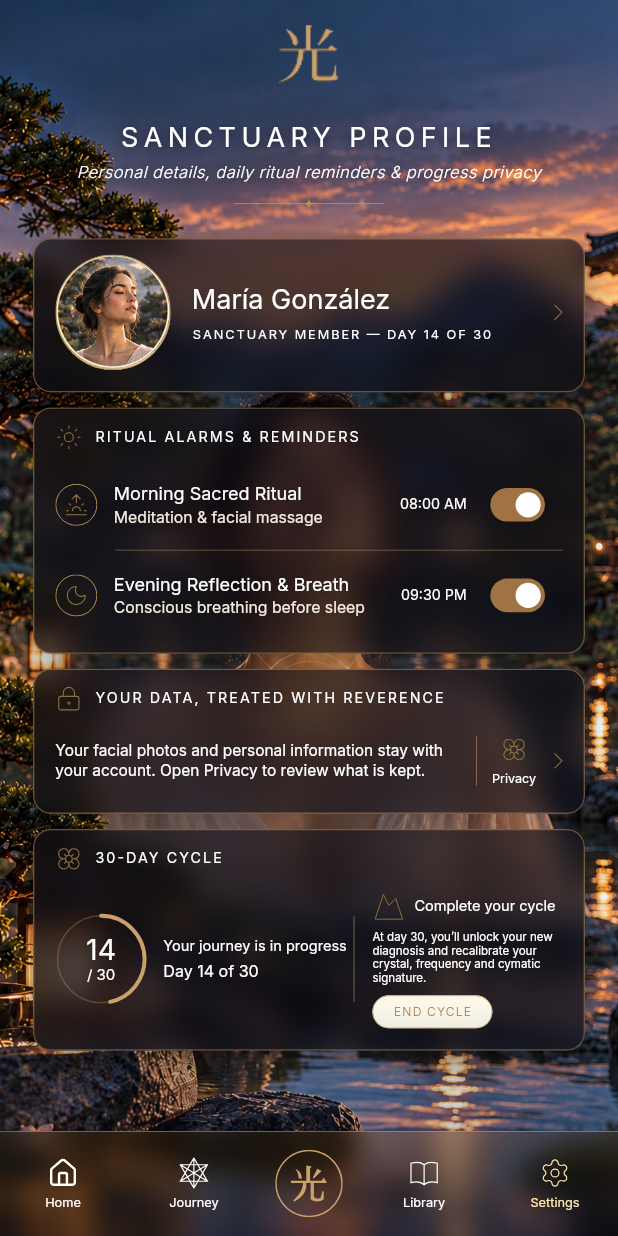
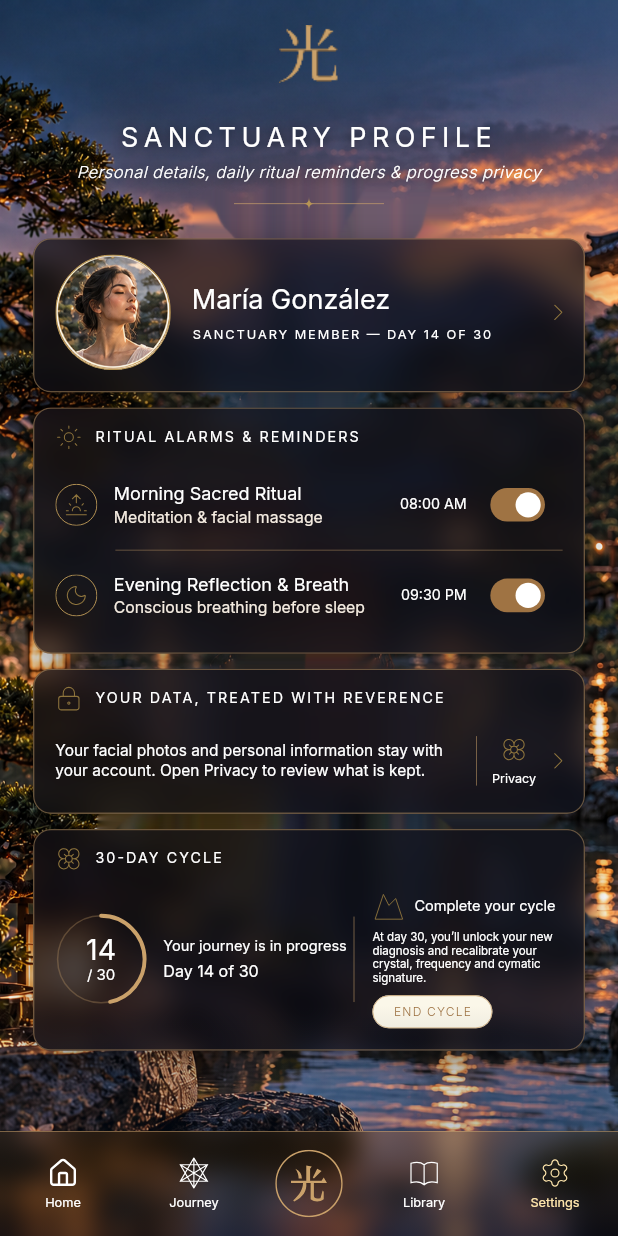
Before and after one commit to RanRodri/Hikaru, a Flutter app: the HikaruShell screen opened directly with empty values, item 5 of the bottom bar chosen, on a phone screen of 412 x 824 dp. Run offline on Flutter 3.47's test engine with Material 3 defaults, Android fonts, the phone set to English and light mode, and no system bars; our stand-ins replace audioplayers, flutter_riverpod, flutter_svg, go_router, riverpod_annotation, shared_preferences; accounts and stored records are empty; generated files the repository leaves out were written again; project files that could hold a hidden picture were left out.

```diff
--- a/lib/core/design_system/widgets/hikaru_shell.dart
+++ b/lib/core/design_system/widgets/hikaru_shell.dart
@@ -24,6 +24,9 @@ class HikaruShell extends StatelessWidget {
 
   /// Neutral landscape with no figure. Journal uses it.
   static const String journalLandscape = 'assets/images/sanctuary_hero.png';
+
+  /// Garden landscape with the figure removed. Settings uses it.
+  static const String profileLandscape = 'assets/images/profile_landscape.png';
   static const Map<HikaruDestination, String> _destinationRoutes = {
     HikaruDestination.home: AppRoutes.home,
     HikaruDestination.journey: AppRoutes.journey,
--- a/lib/features/profile/presentation/profile_screen.dart
+++ b/lib/features/profile/presentation/profile_screen.dart
@@ -4,6 +4,7 @@ import '../../../core/design_system/tokens/app_spacing.dart';
 import '../../../core/design_system/widgets/hikaru_navigation_bar.dart';
 import '../../../core/design_system/widgets/hikaru_page_intro.dart';
 import '../../../core/design_system/widgets/hikaru_scroll_page.dart';
+import '../../../core/design_system/widgets/hikaru_shell.dart';
 import 'profile_cards.dart';
 
 class ProfileScreen extends StatelessWidget {
@@ -15,6 +16,7 @@ class ProfileScreen extends StatelessWidget {
   Widget build(BuildContext context) {
     return const HikaruScrollPage(
       active: HikaruDestination.settings,
+      backgroundAsset: HikaruShell.profileLandscape,
       children: [
         HikaruPageIntro(
           title: 'SANCTUARY PROFILE',
```
Also changed, not shown: assets/images/profile_landscape.png (added).
